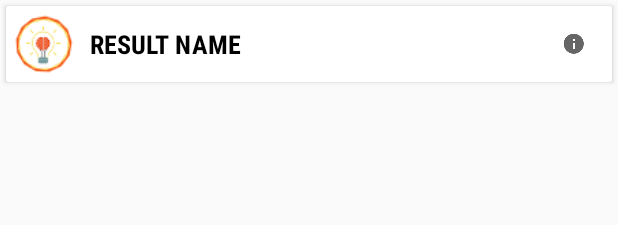
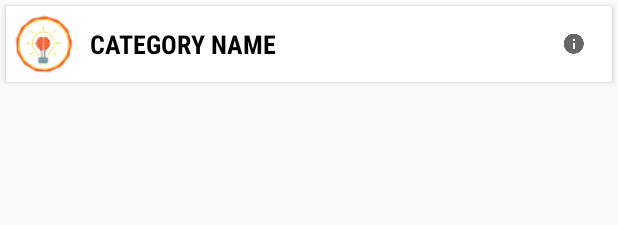
Before and after one commit to anurag-23/TechTatva16, an Android app: the layout category_item.xml on its own in the app's theme, with its tools: preview values and no code run, on a phone screen of 412 x 824 dp. Shown: the top 225 px of the screen. Run offline under Robolectric (Android 15) with nearby library versions, the light colour scheme and no system bars.

Commit message:
Category View Added

```diff
--- a/app/src/main/res/layout/activity_category.xml
+++ b/app/src/main/res/layout/activity_category.xml
@@ -5,7 +5,7 @@
     android:layout_height="match_parent"
     android:orientation="vertical"
     android:background="@color/grey_bg"
-    tools:context="in.techtatva.techtatva.activities.ResultActivity">
+    tools:context="in.techtatva.techtatva.activities.CategoryActivity">
 
 
     <include layout="@layout/app_bar" />
--- a/app/src/main/res/layout/category_item.xml
+++ b/app/src/main/res/layout/category_item.xml
@@ -35,7 +35,7 @@
             android:layout_toEndOf="@id/category_logo_image_view"
             android:fontFamily="sans-serif-condensed"
             android:gravity="start|center_vertical"
-            tools:text="Result Name"
+            tools:text="Category Name"
             android:textAllCaps="true"
             android:textStyle="bold"
             android:textColor="@color/black"
```
Also changed, not shown: 1 other file.
